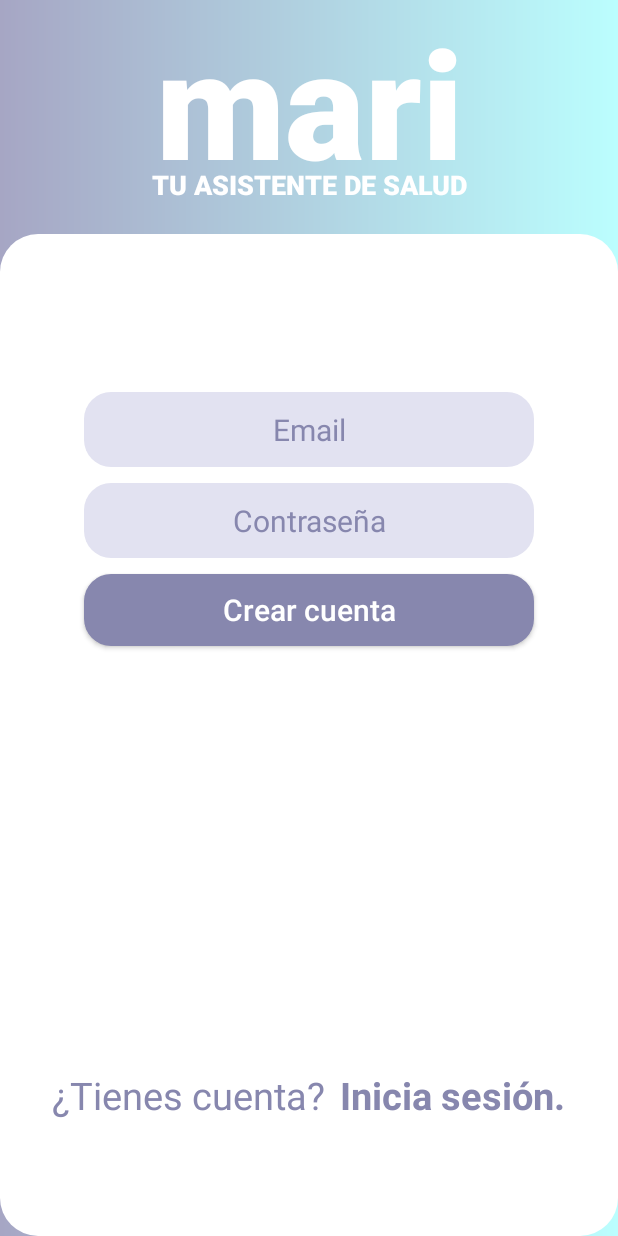
After one commit to Chimbox/mari_sistemasalud, an Android app: the RegisterActivity screen opened directly, with no data from a screen before it, on a phone screen of 412 x 824 dp. The commit adds this screen. Run offline under Robolectric (Android 15) with nearby library versions, the phone set to English and light mode, and no system bars.

Commit message:
Se conectaron algunos activities

```diff
--- a/app/src/main/AndroidManifest.xml
+++ b/app/src/main/AndroidManifest.xml
@@ -9,9 +9,10 @@
         android:roundIcon="@mipmap/ic_launcher_round"
         android:supportsRtl="true"
         android:theme="@style/Theme.Mari_salud">
+        <activity android:name=".RegisterActivity"></activity>
         <activity
             android:name=".MenuActivity"
-            android:label="@string/title_activity_menu"></activity>
+            android:label="@string/title_activity_menu" />
         <activity android:name=".WelcomeActivity" />
         <activity android:name=".LoginActivity" />
         <activity android:name=".MainActivity" />
--- /dev/null
+++ b/app/src/main/java/mx/edu/itson/mari_salud/RegisterActivity.kt
@@ -0,0 +1,25 @@
+package mx.edu.itson.mari_salud
+
+import android.content.Intent
+import androidx.appcompat.app.AppCompatActivity
+import android.os.Bundle
+import kotlinx.android.synthetic.main.activity_register.*
+
+class RegisterActivity : AppCompatActivity() {
+    override fun onCreate(savedInstanceState: Bundle?) {
+        super.onCreate(savedInstanceState)
+        setContentView(R.layout.activity_register)
+
+        btnCrearCuenta.setOnClickListener {
+            var intent= Intent(this, WelcomeActivity::class.java)
+            startActivity(intent)
+            finish()
+        }
+
+        tvIniciaSesion.setOnClickListener {
+            var intent= Intent(this, LoginActivity::class.java)
+            startActivity(intent)
+            finish()
+        }
+    }
+}
--- /dev/null
+++ b/app/src/main/res/layout/activity_register.xml
@@ -0,0 +1,101 @@
+<?xml version="1.0" encoding="utf-8"?>
+<LinearLayout xmlns:android="http://schemas.android.com/apk/res/android"
+    xmlns:app="http://schemas.android.com/apk/res-auto"
+    xmlns:tools="http://schemas.android.com/tools"
+    android:layout_width="match_parent"
+    android:layout_height="match_parent"
+    android:orientation="vertical"
+    android:background="@drawable/gradient_background"
+    tools:context=".RegisterActivity">
+    <LinearLayout
+        android:layout_width="match_parent"
+        android:layout_height="wrap_content"
+        android:gravity="center"
+        android:layout_weight="1"
+        android:orientation="vertical">
+        <TextView
+            android:layout_width="match_parent"
+            android:layout_height="110sp"
+            android:textColor="@color/white"
+            android:gravity="center"
+            android:text="@string/app_name"
+            android:textStyle="bold"
+            android:fontFamily="sans-serif-black"
+            android:textSize="100sp"/>
+        <TextView
+            android:layout_width="match_parent"
+            android:layout_height="wrap_content"
+            android:textColor="@color/white"
+            android:gravity="center"
+            android:text="@string/app_description"
+            android:textAllCaps="true"
+            android:textStyle="bold"
+            android:fontFamily="sans-serif-black"
+            android:textSize="18sp"/>
+    </LinearLayout>
+    <LinearLayout
+        android:layout_width="match_parent"
+        android:layout_height="wrap_content"
+        android:gravity="center_horizontal"
+        android:orientation="vertical"
+        android:layout_marginTop="20dp"
+        android:paddingTop="100dp"
+        android:background="@drawable/rounded_white_card"
+        android:layout_weight="90">
+        <EditText
+            android:id="@+id/etEmail"
+            android:layout_width="300dp"
+            android:layout_height="50dp"
+            android:hint="@string/email"
+            android:textAllCaps="false"
+            android:textSize="20sp"
+            android:textColorHint="@color/purple_mari"
+            android:textColor="@color/purple_mari"
+            android:gravity="center"
+            android:layout_marginVertical="5dp"
+            android:background="@drawable/rounded_light_purple"/>
+        <EditText
+            android:id="@+id/etPassword"
+            android:layout_width="300dp"
+            android:layout_height="50dp"
+            android:hint="@string/password"
+            android:textAllCaps="false"
+            android:textSize="20sp"
+            android:textColorHint="@color/purple_mari"
+            android:textColor="@color/purple_mari"
+            android:gravity="center"
+            android:layout_marginVertical="5dp"
+            android:background="@drawable/rounded_light_purple"/>
+        <Button
+            android:id="@+id/btnCrearCuenta"
+            android:layout_width="300dp"
+            android:layout_height="wrap_content"
+            android:layout_marginVertical="5dp"
+            android:text="@string/crear_cuenta"
+            android:textAllCaps="false"
+            android:textSize="20sp"
+            android:background="@drawable/rounded_purple_button"/>
+        <LinearLayout
+            android:layout_width="match_parent"
+            android:layout_height="fill_parent"
+            android:orientation="horizontal"
+            android:gravity="center"
+            android:layout_marginTop="200dp">
+            <TextView
+                android:layout_width="wrap_content"
+                android:layout_height="wrap_content"
+                android:textColor="@color/purple_mari"
+                android:textSize="25sp"
+                android:text="@string/tienes_cuenta"/>
+            <TextView
+                android:id="@+id/tvIniciaSesion"
+                android:layout_width="wrap_content"
+                android:layout_height="wrap_content"
+                android:textColor="@color/purple_mari"
+                android:textStyle="bold"
+                android:layout_marginLeft="10dp"
+                android:textSize="25sp"
+                android:text="@string/inicia_sesion"/>
+        </LinearLayout>
+    </LinearLayout>
+</LinearLayout>
--- a/app/src/main/res/layout/fragment_como_sientes.xml
+++ b/app/src/main/res/layout/fragment_como_sientes.xml
@@ -13,6 +13,7 @@
         android:layout_height="wrap_content"
         android:orientation="vertical"
         android:layout_gravity="center">
+
         <TextView
             android:layout_width="200dp"
             android:layout_height="wrap_content"
@@ -88,6 +89,7 @@
             android:textStyle="bold"
             android:textSize="26sp"/>
         <TextView
+            android:id="@+id/text_notifications"
             android:layout_width="match_parent"
             android:layout_height="match_parent"
             android:gravity="center"
--- a/app/src/main/res/values/strings.xml
+++ b/app/src/main/res/values/strings.xml
@@ -6,7 +6,10 @@
     <string name="email">Email</string>
     <string name="password">Contraseña</string>
     <string name="tienes_cuenta">¿Tienes cuenta?</string>
+    <string name="no_tienes_cuenta">¿No tienes cuenta?</string>
+    <string name="registrate">Regístrate.</string>
     <string name="inicia_sesion">Inicia sesión.</string>
+    <string name="entrar">Entrar</string>
     <string name="welcome">¡Bienvenido!</string>
     <string name="title_activity_menu">MainActivity</string>
     <string name="profile">Profile</string>
```
Also changed, not shown: app/src/main/java/mx/edu/itson/mari_salud/LoginActivity.kt (+14 -0 lines), app/src/main/java/mx/edu/itson/mari_salud/MainActivity.kt (+12 -0 lines), app/src/main/java/mx/edu/itson/mari_salud/SplashActivity.kt (+12 -1 lines), app/src/main/java/mx/edu/itson/mari_salud/WelcomeActivity.kt (+9 -0 lines), app/src/main/res/layout/activity_login.xml (+7 -8 lines).
